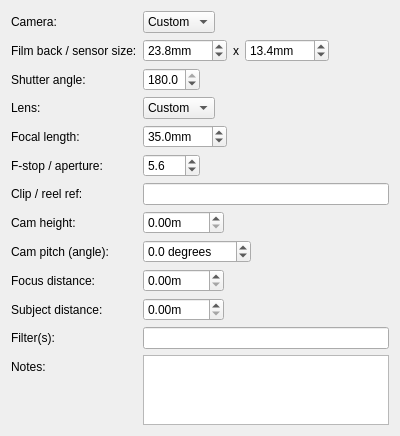
This is core/tools/icAdmin/settings_camera_ui.ui in mjbonnington/icarus-gps as Qt 5 draws it before an edit. The edited form follows.
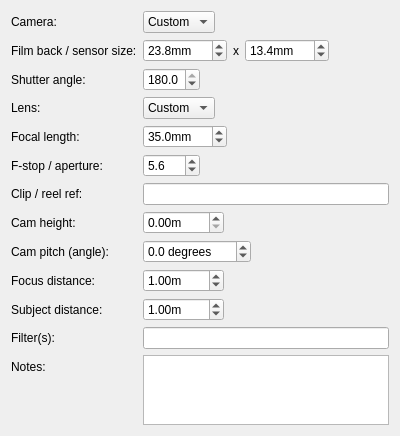
This is the edited form.

Commit message: Fixed a small bug with Maya shot camera create script.

Patch:
```diff
--- a/core/tools/icAdmin/settings_camera_ui.ui
+++ b/core/tools/icAdmin/settings_camera_ui.ui
@@ -322,7 +322,7 @@
       <number>2</number>
      </property>
      <property name="minimum">
-      <double>0.000000000000000</double>
+      <double>0.010000000000000</double>
      </property>
      <property name="maximum">
       <double>1000.000000000000000</double>
@@ -330,6 +330,9 @@
      <property name="singleStep">
       <double>0.100000000000000</double>
      </property>
+     <property name="value">
+      <double>1.000000000000000</double>
+     </property>
      <property name="xmlTag" stdset="0">
       <string>focusDistance</string>
      </property>
@@ -354,7 +357,7 @@
       <number>2</number>
      </property>
      <property name="minimum">
-      <double>0.000000000000000</double>
+      <double>0.010000000000000</double>
      </property>
      <property name="maximum">
       <double>1000.000000000000000</double>
@@ -362,6 +365,9 @@
      <property name="singleStep">
       <double>0.100000000000000</double>
      </property>
+     <property name="value">
+      <double>1.000000000000000</double>
+     </property>
      <property name="xmlTag" stdset="0">
       <string>subjectDistance</string>
      </property>
```
The commit also changes 2 other files.
